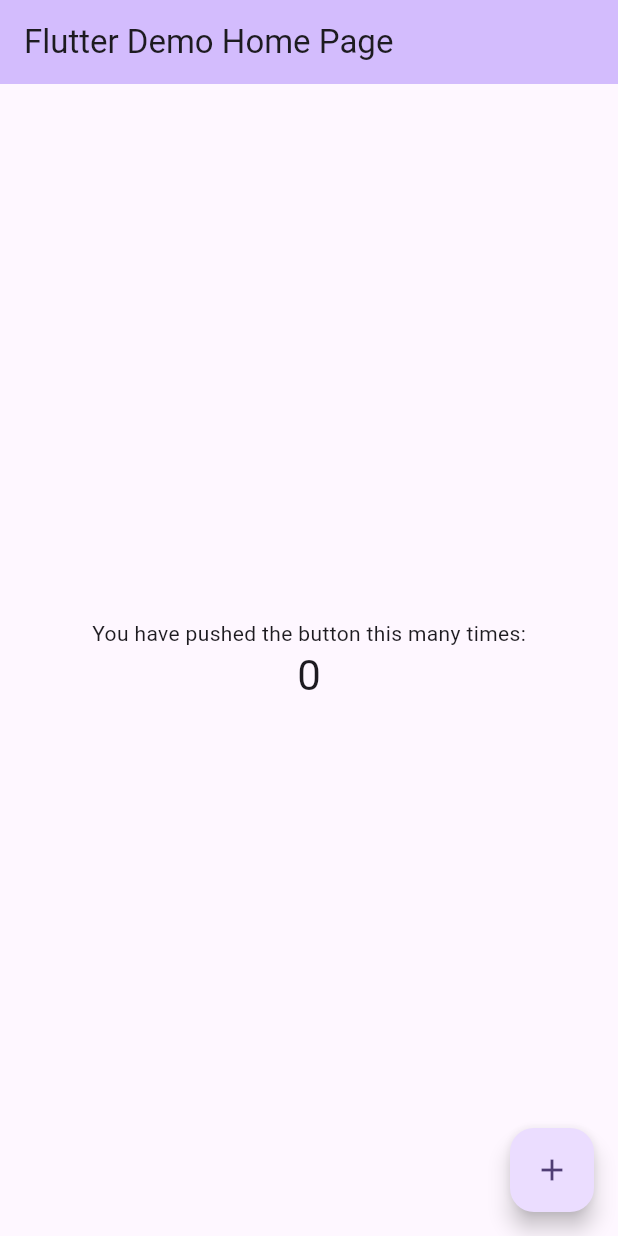
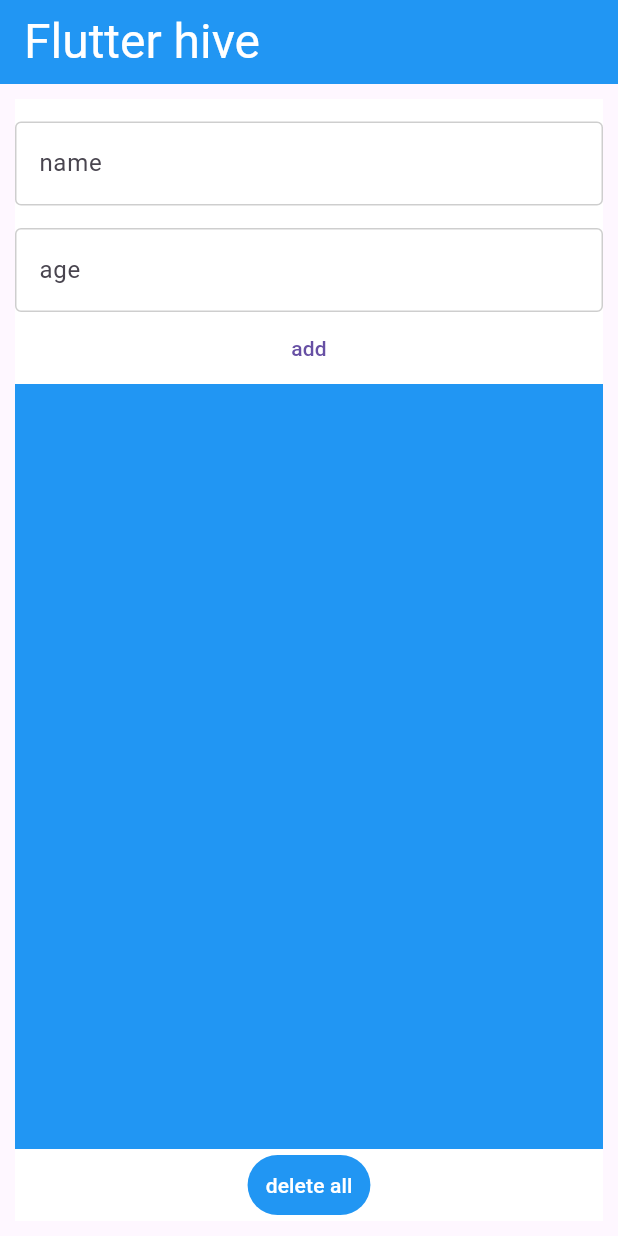
Before and after one commit to MohammedEmadSelim/hive_with_flutter, a Flutter app: the screen it shows after launch, on a phone screen of 412 x 824 dp. Run offline on Flutter 3.47's test engine with Material 3 defaults, Android fonts, the phone set to English and light mode, and no system bars; our stand-ins replace hive, hive_flutter; accounts and stored records are empty.

Commit message:
hive adaptor - box - put delete clear  box

```diff
--- /dev/null
+++ b/lib/boxes.dart
@@ -0,0 +1,3 @@
+import 'package:hive_flutter/hive_flutter.dart';
+
+late Box peronsBox;
--- a/lib/main.dart
+++ b/lib/main.dart
@@ -1,8 +1,13 @@
 import 'package:flutter/material.dart';
 import 'package:hive_flutter/hive_flutter.dart';
+import 'package:hive_in_flutter/boxes.dart';
+import 'package:hive_in_flutter/person.dart';
 
-void main() async{
+void main() async {
   await Hive.initFlutter();
+  Hive.registerAdapter(PersonAdapter());
+  peronsBox = await Hive.openBox<Person>('persons');
+
   runApp(const MyApp());
 }
 
@@ -12,43 +17,14 @@ class MyApp extends StatelessWidget {
   // This widget is the root of your application.
   @override
   Widget build(BuildContext context) {
-    return MaterialApp(
-      title: 'Flutter Demo',
-      theme: ThemeData(
-        // This is the theme of your application.
-        //
-        // TRY THIS: Try running your application with "flutter run". You'll see
-        // the application has a purple toolbar. Then, without quitting the app,
-        // try changing the seedColor in the colorScheme below to Colors.green
-        // and then invoke "hot reload" (save your changes or press the "hot
-        // reload" button in a Flutter-supported IDE, or press "r" if you used
-        // the command line to start the app).
-        //
-        // Notice that the counter didn't reset back to zero; the application
-        // state is not lost during the reload. To reset the state, use hot
-        // restart instead.
-        //
-        // This works for code too, not just values: Most code changes can be
-        // tested with just a hot reload.
-        colorScheme: ColorScheme.fromSeed(seedColor: Colors.deepPurple),
-        useMaterial3: true,
-      ),
-      home: const MyHomePage(title: 'Flutter Demo Home Page'),
+    return const MaterialApp(
+      home: MyHomePage(title: 'Flutter hive'),
     );
   }
 }
 
 class MyHomePage extends StatefulWidget {
   const MyHomePage({super.key, required this.title});
-
-  // This widget is the home page of your application. It is stateful, meaning
-  // that it has a State object (defined below) that contains fields that affect
-  // how it looks.
-
-  // This class is the configuration for the state. It holds the values (in this
-  // case the title) provided by the parent (in this case the App widget) and
-  // used by the build method of the State. Fields in a Widget subclass are
-  // always marked "final".
 
   final String title;
 
@@ -57,71 +33,137 @@ class MyHomePage extends StatefulWidget {
 }
 
 class _MyHomePageState extends State<MyHomePage> {
-  int _counter = 0;
-
-  void _incrementCounter() {
-    setState(() {
-      // This call to setState tells the Flutter framework that something has
-      // changed in this State, which causes it to rerun the build method below
-      // so that the display can reflect the updated values. If we changed
-      // _counter without calling setState(), then the build method would not be
-      // called again, and so nothing would appear to happen.
-      _counter++;
-    });
-  }
-
+  TextEditingController nameController = TextEditingController();
+  TextEditingController ageController = TextEditingController();
   @override
   Widget build(BuildContext context) {
-    // This method is rerun every time setState is called, for instance as done
-    // by the _incrementCounter method above.
-    //
-    // The Flutter framework has been optimized to make rerunning build methods
-    // fast, so that you can just rebuild anything that needs updating rather
-    // than having to individually change instances of widgets.
     return Scaffold(
       appBar: AppBar(
-        // TRY THIS: Try changing the color here to a specific color (to
-        // Colors.amber, perhaps?) and trigger a hot reload to see the AppBar
-        // change color while the other colors stay the same.
-        backgroundColor: Theme.of(context).colorScheme.inversePrimary,
-        // Here we take the value from the MyHomePage object that was created by
-        // the App.build method, and use it to set our appbar title.
-        title: Text(widget.title),
-      ),
-      body: Center(
-        // Center is a layout widget. It takes a single child and positions it
-        // in the middle of the parent.
-        child: Column(
-          // Column is also a layout widget. It takes a list of children and
-          // arranges them vertically. By default, it sizes itself to fit its
-          // children horizontally, and tries to be as tall as its parent.
-          //
-          // Column has various properties to control how it sizes itself and
-          // how it positions its children. Here we use mainAxisAlignment to
-          // center the children vertically; the main axis here is the vertical
-          // axis because Columns are vertical (the cross axis would be
-          // horizontal).
-          //
-          // TRY THIS: Invoke "debug painting" (choose the "Toggle Debug Paint"
-          // action in the IDE, or press "p" in the console), to see the
-          // wireframe for each widget.
-          mainAxisAlignment: MainAxisAlignment.center,
-          children: <Widget>[
-            const Text(
-              'You have pushed the button this many times:',
-            ),
-            Text(
-              '$_counter',
-              style: Theme.of(context).textTheme.headlineMedium,
-            ),
-          ],
+        backgroundColor: Colors.blue,
+        title: Text(
+          widget.title,
+          style: const TextStyle(fontSize: 32, color: Colors.white),
         ),
       ),
-      floatingActionButton: FloatingActionButton(
-        onPressed: _incrementCounter,
-        tooltip: 'Increment',
-        child: const Icon(Icons.add),
-      ), // This trailing comma makes auto-formatting nicer for build methods.
+      body: Padding(
+        padding: const EdgeInsets.all(10.0),
+        child: Container(
+          color: Colors.blue,
+          child: Column(
+            children: [
+              Container(
+                color: Colors.white,
+                child: Column(
+                  children: [
+                    const SizedBox(height: 15),
+                    TextFormField(
+                      controller: nameController,
+                      decoration: InputDecoration(
+                        hintText: 'name',
+                        border: const OutlineInputBorder(
+                            borderRadius:
+                                BorderRadius.all(Radius.circular(10))),
+                        enabledBorder: OutlineInputBorder(
+                          borderSide:
+                              BorderSide(color: Colors.grey.withOpacity(0.5)),
+                        ),
+                        focusedBorder: OutlineInputBorder(
+                          borderSide:
+                              BorderSide(color: Colors.grey.withOpacity(0.5)),
+                        ),
+                      ),
+                    ),
+                    const SizedBox(height: 15),
+                    TextFormField(
+                      controller: ageController,
+                      decoration: InputDecoration(
+                        hintText: 'age',
+                        border: const OutlineInputBorder(
+                            borderRadius:
+                                BorderRadius.all(Radius.circular(10))),
+                        enabledBorder: OutlineInputBorder(
+                          borderSide:
+                              BorderSide(color: Colors.grey.withOpacity(0.5)),
+                        ),
+                        focusedBorder: OutlineInputBorder(
+                          borderSide:
+                              BorderSide(color: Colors.grey.withOpacity(0.5)),
+                        ),
+                      ),
+                    ),
+                    TextButton(
+                        onPressed: () {
+                          ///add person to boxPerson
+                          if (nameController.text.isNotEmpty &&
+                              ageController.text.isNotEmpty) {
+                            setState(() {
+                              peronsBox.put(
+                                'key_${nameController.text}',
+                                Person(
+                                    name: nameController.text,
+                                    age: int.parse(ageController.text)),
+                              );
+                            });
+                          }
+                        },
+                        child: const Text('add')),
+                  ],
+                ),
+              ),
+              Expanded(
+                  child: ListView.builder(
+                itemCount: peronsBox.length,
+                itemBuilder: (context, index) {
+                  Person person = peronsBox.getAt(index);
+                  return Container(
+                    margin: const EdgeInsets.symmetric(vertical: 10),
+                    color: Colors.white,
+                    child: ListTile(
+                      title: Row(
+                        children: [
+                          Text('name: ${person.name}'),
+                          const SizedBox(
+                            width: 15,
+                          ),
+                          Text('age: ${person.age}'),
+                        ],
+                      ),
+                      trailing: IconButton(
+                          onPressed: () {
+                            setState(() {
+                              peronsBox.deleteAt(index);
+                            });
+                          },
+                          icon: const Icon(Icons.remove)),
+                    ),
+                  );
+                },
+              )),
+              Container(
+                  color: Colors.white,
+                  child: Row(
+                    mainAxisAlignment: MainAxisAlignment.center,
+                    children: [
+                      TextButton(
+                          style: const ButtonStyle(
+                              backgroundColor:
+                                  WidgetStatePropertyAll(Colors.blue)),
+                          onPressed: () {
+                            setState(() {
+                              peronsBox.clear();
+
+                            });
+                          },
+                          child: const Text(
+                            'delete all',
+                            style: TextStyle(color: Colors.white),
+                          )),
+                    ],
+                  ))
+            ],
+          ),
+        ),
+      ),
     );
   }
 }
--- /dev/null
+++ b/lib/person.dart
@@ -0,0 +1,15 @@
+import 'package:hive/hive.dart';
+
+part 'person.g.dart';
+
+@HiveType(typeId: 1)
+class Person {
+
+  @HiveField(0)
+  final String name;
+
+  @HiveField(1)
+  final int age;
+
+  Person({required this.name,required this.age});
+}
```
Also changed, not shown: lib/person.g.dart (added), 3 other files.
